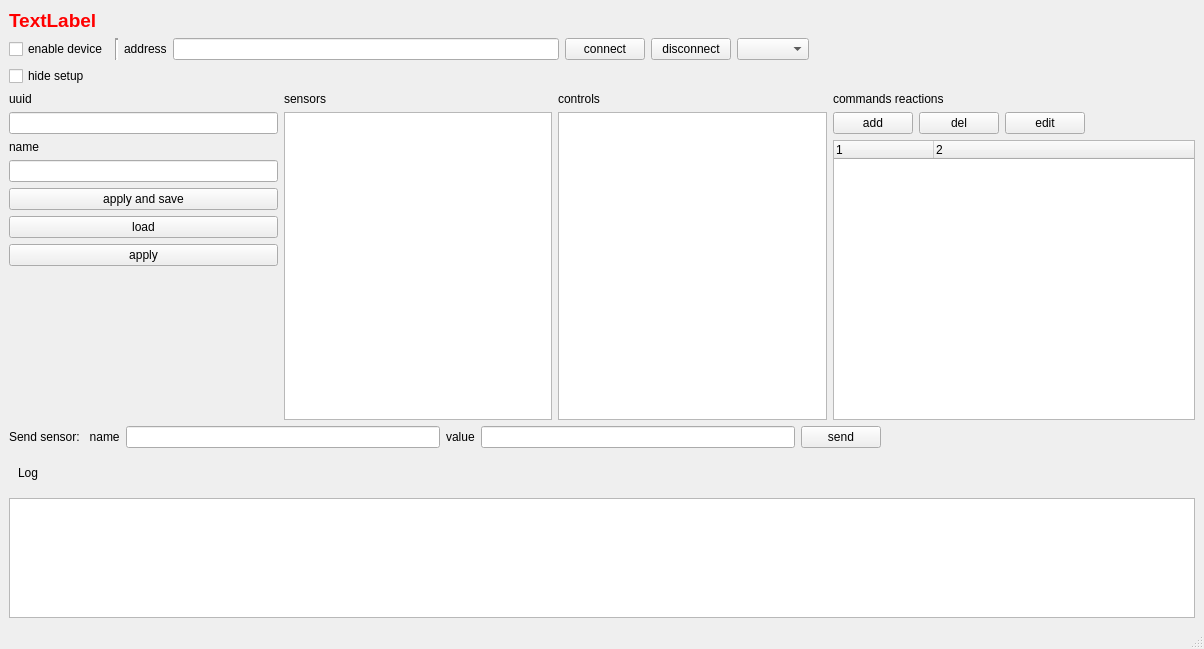
The window that TestDeviceWithUi/app/MainWindow.ui (ooolms/wl_iot_framework) describes before a commit, drawn with Qt 5.
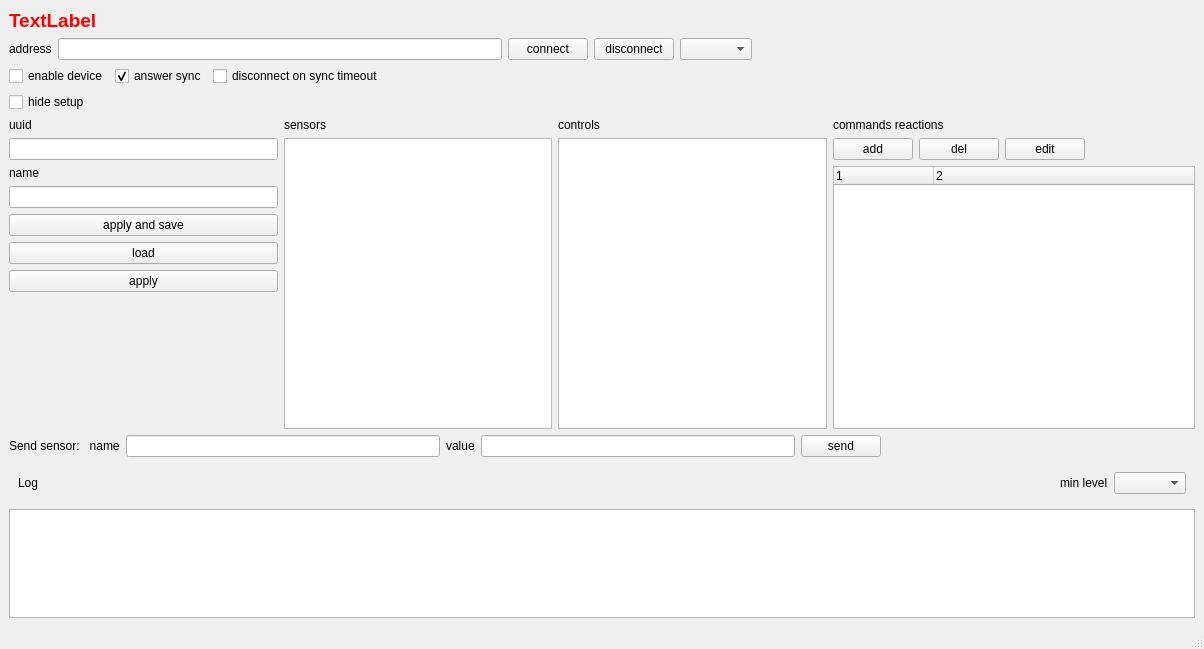
The same window after the commit.

Commit message: * test device under work

The edit to the form file:
```diff
--- a/TestDeviceWithUi/app/MainWindow.ui
+++ b/TestDeviceWithUi/app/MainWindow.ui
@@ -14,7 +14,7 @@
    <string>Alterozoom development device</string>
   </property>
   <widget class="QWidget" name="contentWidget">
-   <layout class="QVBoxLayout" name="verticalLayout" stretch="0,0,0,2,0,1">
+   <layout class="QVBoxLayout" name="verticalLayout" stretch="0,0,0,0,2,0,1">
     <item>
      <widget class="QLabel" name="statusLabel">
       <property name="palette">
@@ -135,23 +135,6 @@
        <property name="bottomMargin">
         <number>0</number>
        </property>
-       <item>
-        <widget class="QCheckBox" name="enableDeviceBtn">
-         <property name="text">
-          <string>enable device</string>
-         </property>
-        </widget>
-       </item>
-       <item>
-        <widget class="Line" name="line">
-         <property name="lineWidth">
-          <number>2</number>
-         </property>
-         <property name="orientation">
-          <enum>Qt::Vertical</enum>
-         </property>
-        </widget>
-       </item>
        <item>
         <widget class="QLabel" name="label">
          <property name="text">
@@ -198,6 +181,61 @@
       </layout>
      </widget>
     </item>
+    <item>
+     <widget class="QWidget" name="widget_7" native="true">
+      <layout class="QHBoxLayout" name="horizontalLayout_6">
+       <property name="leftMargin">
+        <number>0</number>
+       </property>
+       <property name="topMargin">
+        <number>0</number>
+       </property>
+       <property name="rightMargin">
+        <number>0</number>
+       </property>
+       <property name="bottomMargin">
+        <number>0</number>
+       </property>
+       <item>
+        <widget class="QCheckBox" name="enableDeviceBtn">
+         <property name="text">
+          <string>enable device</string>
+         </property>
+        </widget>
+       </item>
+       <item>
+        <widget class="QCheckBox" name="answerSyncMsgsBtn">
+         <property name="text">
+          <string>answer sync</string>
+         </property>
+         <property name="checked">
+          <bool>true</bool>
+         </property>
+        </widget>
+       </item>
+       <item>
+        <widget class="QCheckBox" name="disconnOnSyncTimeoutBtn">
+         <property name="text">
+          <string>disconnect on sync timeout</string>
+         </property>
+        </widget>
+       </item>
+       <item>
+        <spacer name="horizontalSpacer_5">
+         <property name="orientation">
+          <enum>Qt::Horizontal</enum>
+         </property>
+         <property name="sizeHint" stdset="0">
+          <size>
+           <width>40</width>
+           <height>20</height>
+          </size>
+         </property>
+        </spacer>
+       </item>
+      </layout>
+     </widget>
+    </item>
     <item>
      <widget class="QCheckBox" name="hideSetupBtn">
       <property name="text">
@@ -559,6 +597,16 @@
             </property>
            </spacer>
           </item>
+          <item>
+           <widget class="QLabel" name="label_10">
+            <property name="text">
+             <string>min level</string>
+            </property>
+           </widget>
+          </item>
+          <item>
+           <widget class="QComboBox" name="minLogLevelSelect"/>
+          </item>
          </layout>
         </widget>
        </item>
```
The commit also changes 8 other files.
